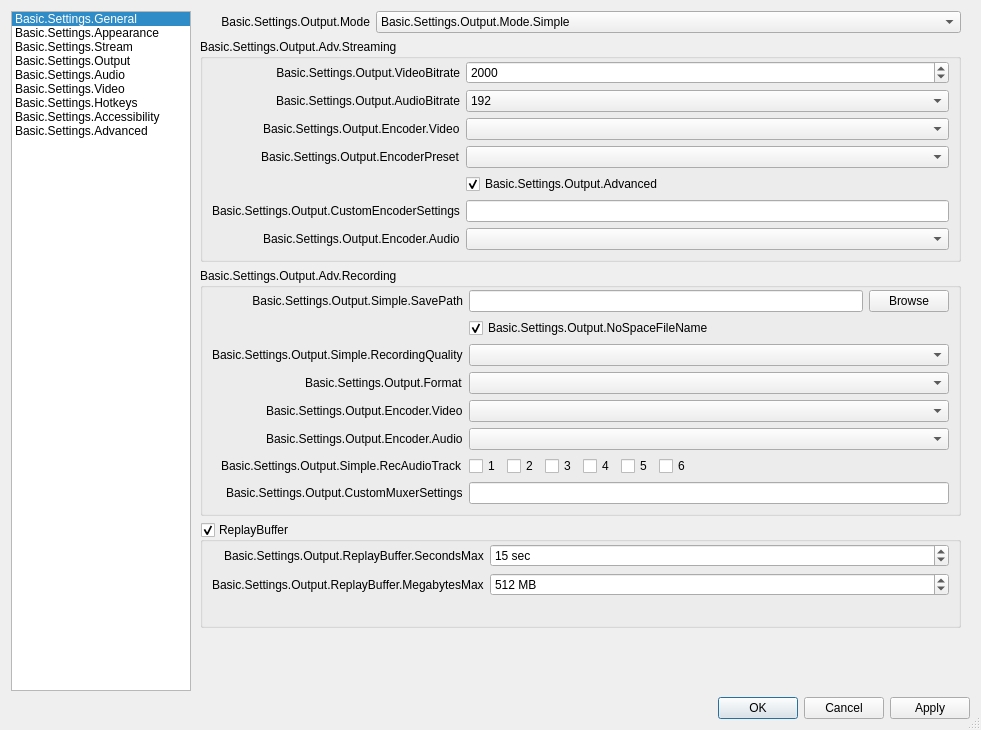
Qt form UI/forms/OBSBasicSettings.ui (BlueCheeseburger/obs-studio) before a commit.
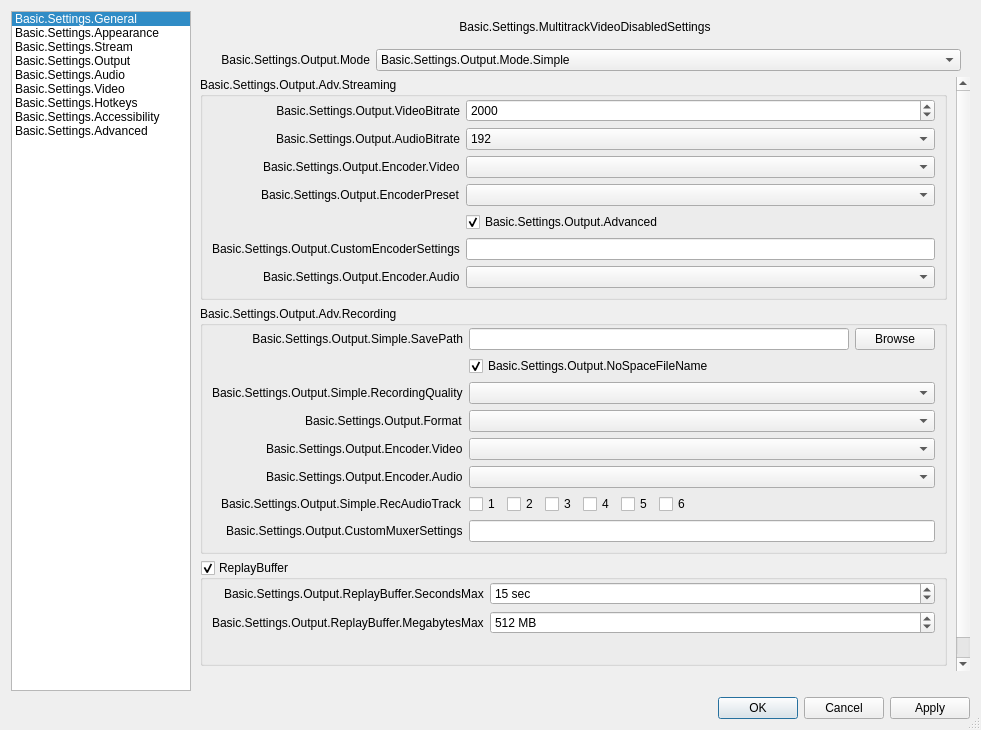
The same form after that commit. The open tabs and pages were chosen to show the change. Icons and pictures are not drawn. Custom widgets are drawn as their Qt base class.

Commit message: UI: Add output settings indicators for eRTMP multitrack video

```diff
--- a/UI/forms/OBSBasicSettings.ui
+++ b/UI/forms/OBSBasicSettings.ui
@@ -1846,6 +1846,25 @@
             <property name="bottomMargin">
              <number>0</number>
             </property>
+            <item>
+             <widget class="QFrame" name="multitrackVideoNoticeBox">
+              <property name="themeID" stdset="0">
+               <string notr="true">notice</string>
+              </property>
+              <layout class="QVBoxLayout" name="multitrackVideoNoticeBoxLayout">
+               <item>
+                <widget class="QLabel" name="multitrackVideoNotice">
+                 <property name="text">
+                  <string>Basic.Settings.MultitrackVideoDisabledSettings</string>
+                 </property>
+                 <property name="alignment">
+                  <set>Qt::AlignCenter</set>
+                 </property>
+                </widget>
+               </item>
+              </layout>
+             </widget>
+            </item>
             <item>
              <widget class="QFrame" name="widget">
               <property name="sizePolicy">
```
The commit also changes 3 other files.
